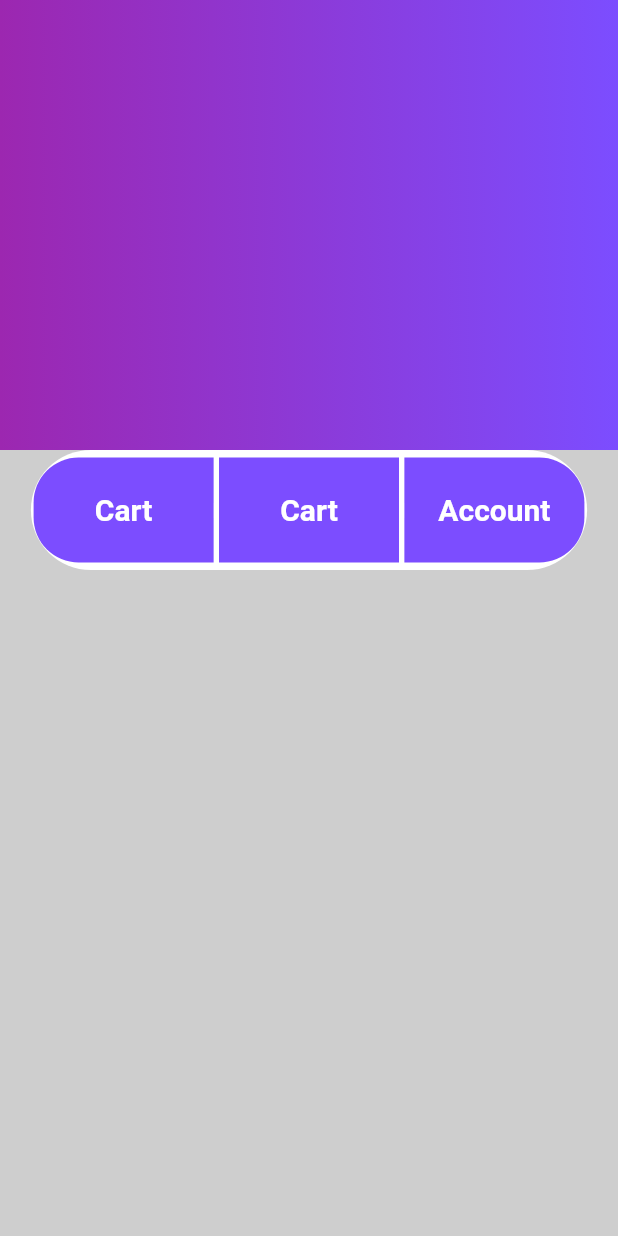
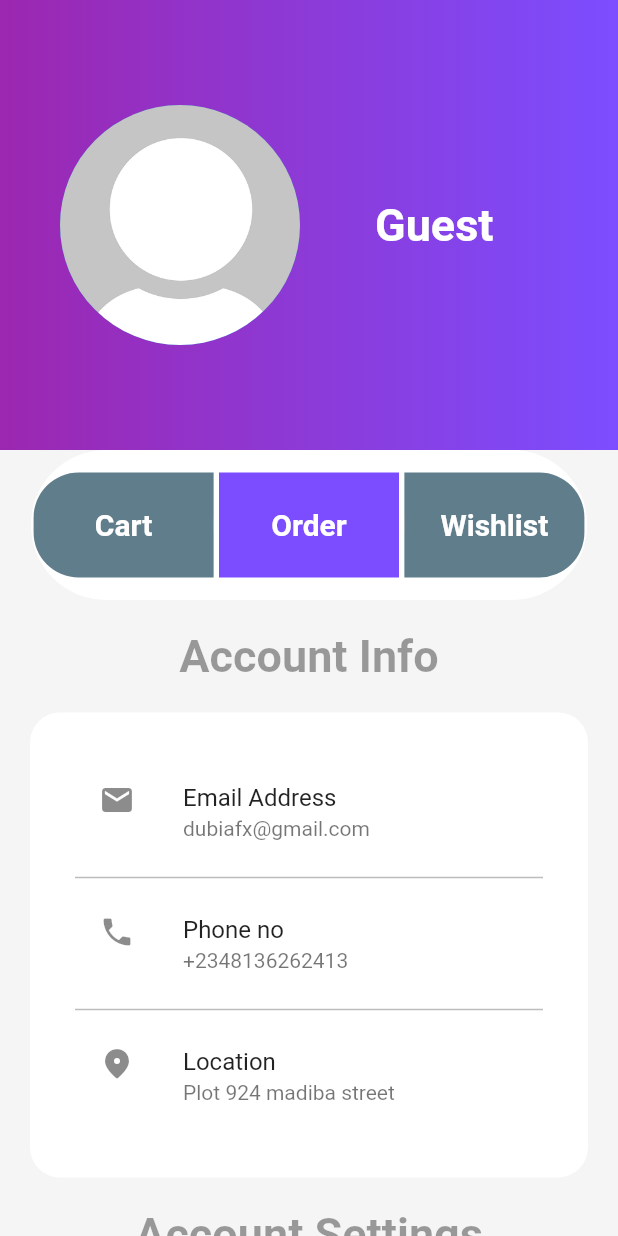
Before and after one commit to yemicoder/multi_vendor, a Flutter app: the ProfileScreen screen opened directly, on a phone screen of 412 x 824 dp. Run offline on Flutter 3.47's test engine with Material 2 defaults, Android fonts, the phone set to English and light mode, and no system bars; our stand-ins replace cloud_firestore, firebase_auth, firebase_core, firebase_storage, image_picker; accounts and stored records are empty.

Commit message:
completed account/profile page UI

```diff
--- a/lib/views/profile_screen.dart
+++ b/lib/views/profile_screen.dart
@@ -12,7 +12,7 @@ class _ProfileScreenState extends State<ProfileScreen> {
   @override
   Widget build(BuildContext context) {
     return Scaffold(
-      backgroundColor: Colors.grey.withOpacity(0.5),
+      backgroundColor: Colors.grey.withOpacity(0.1),
       body: CustomScrollView(
         slivers: [
           SliverAppBar(
@@ -27,11 +27,27 @@ class _ProfileScreenState extends State<ProfileScreen> {
                   child: Text('Account'),
                 ),
                 background: Container(
-                  decoration: BoxDecoration(
+                  padding: const EdgeInsets.only(left: 40),
+                  decoration: const BoxDecoration(
                       gradient: LinearGradient(colors: [
                     Colors.purple,
                     Colors.deepPurpleAccent,
                   ])),
+                  child: Row(
+                    children: const [
+                      CircleAvatar(
+                        radius: 80,
+                        backgroundImage: AssetImage('assets/images/dummy-profile-pic.png'),
+                      ),
+                      SizedBox(width: 50,),
+                      Text('Guest',
+                      style: TextStyle(
+                        fontSize: 30,
+                        fontWeight: FontWeight.bold,
+                        color: Colors.white,
+                      ),)
+                    ],
+                  ),
                 ),
               );
             }),
@@ -40,7 +56,7 @@ class _ProfileScreenState extends State<ProfileScreen> {
               child: Column(
             children: [
               Container(
-                height: 80,
+                height: 100,
                 width: MediaQuery.of(context).size.width * 0.9,
                 decoration: BoxDecoration(
                   color: Colors.white,
@@ -52,9 +68,9 @@ class _ProfileScreenState extends State<ProfileScreen> {
                     Container(
                       height: 70,
                       width: 120,
-                      padding: EdgeInsets.all(10),
-                      decoration: BoxDecoration(
-                          color: Colors.deepPurpleAccent,
+                      padding: const EdgeInsets.all(10),
+                      decoration: const BoxDecoration(
+                          color: Colors.blueGrey,
                         borderRadius: BorderRadius.only(
                           bottomLeft: Radius.circular(30),
                           topLeft: Radius.circular(30),
@@ -73,12 +89,12 @@ class _ProfileScreenState extends State<ProfileScreen> {
                     Container(
                       height: 70,
                       width: 120,
-                      padding: EdgeInsets.all(10),
-                      decoration: BoxDecoration(
+                      padding: const EdgeInsets.all(10),
+                      decoration: const BoxDecoration(
                           color: Colors.deepPurpleAccent,
                       ),
                       child: TextButton(onPressed: () {},
-                        child: const Text('Cart',
+                        child: const Text('Order',
                           style: TextStyle(
                               fontSize: 20,
                               fontWeight: FontWeight.bold,
@@ -90,16 +106,16 @@ class _ProfileScreenState extends State<ProfileScreen> {
                     Container(
                       height: 70,
                       width: 120,
-                      padding: EdgeInsets.all(10),
-                      decoration: BoxDecoration(
-                          color: Colors.deepPurpleAccent,
+                      padding: const EdgeInsets.all(10),
+                      decoration: const BoxDecoration(
+                          color: Colors.blueGrey,
                           borderRadius: BorderRadius.only(
                             bottomRight: Radius.circular(30),
                             topRight: Radius.circular(30),
                           )
                       ),
                       child: TextButton(onPressed: () {},
-                        child: const Text('Account',
+                        child: const Text('Wishlist',
                           style: TextStyle(
                               fontSize: 20,
                               fontWeight: FontWeight.bold,
@@ -111,8 +127,106 @@ class _ProfileScreenState extends State<ProfileScreen> {
                   ],
                 ),
               ),
+              const SizedBox(height: 20,),
+              const Text('Account Info',
+              style: TextStyle(
+                fontSize: 30,
+                fontWeight: FontWeight.bold,
+                color: Colors.black38
+              ),
+              ),
+              Padding(
+                padding: const EdgeInsets.all(20.0),
+                child: Container(
+                  padding: const EdgeInsets.all(30),
+                  height: 310,
+                  width: double.infinity,
+                  decoration: BoxDecoration(
+                    color: Colors.white,
+                    borderRadius: BorderRadius.circular(20),
+                  ),
+                  child: Column(
+                    children: const [
+                          ListTile(
+                            title: Text('Email Address'),
+                            subtitle: Text("dubiafx@gmail.com"),
+                            leading: Icon(Icons.email),
+                          ),
+
+                      Divider(
+                        color: Colors.black26, thickness: 1,
+                      ),
+
+                      ListTile(
+                        title: Text('Phone no'),
+                        subtitle: Text("+2348136262413"),
+                        leading: Icon(Icons.phone),
+                      ),
+
+                      Divider(
+                        color: Colors.black26, thickness: 1,
+                      ),
+
+                      ListTile(
+                        title: Text('Location'),
+                        subtitle: Text("Plot 924 madiba street"),
+                        leading: Icon(Icons.location_on_rounded),
+                      ),
+                    ],
+                  ),
+                ),
+              ),
+
+              const Text('Account Settings',
+                style: TextStyle(
+                    fontSize: 30,
+                    fontWeight: FontWeight.bold,
+                    color: Colors.black38
+                ),
+              ),
+
+              Padding(
+                padding: const EdgeInsets.all(20.0),
+                child: Container(
+                  padding: const EdgeInsets.all(30),
+                  height: 260,
+                  width: double.infinity,
+                  decoration: BoxDecoration(
+                    color: Colors.white,
+                    borderRadius: BorderRadius.circular(20),
+                  ),
+                  child: Column(
+                    children: const [
+                      ListTile(
+                        title: Text('Edit Profile'),
+                        leading: Icon(Icons.edit),
+                      ),
+
+                      Divider(
+                        color: Colors.black26, thickness: 1,
+                      ),
+
+                      ListTile(
+                        title: Text('Change Password'),
+                        leading: Icon(Icons.phone),
+                      ),
+
+                      Divider(
+                        color: Colors.black26, thickness: 1,
+                      ),
+
+                      ListTile(
+                        title: Text('Logout'),
+                        leading: Icon(Icons.logout),
+                      ),
+                    ],
+                  ),
+                ),
+              ),
             ],
-          ))
+          ),
+          ),
+
         ],
       ),
     );
```
